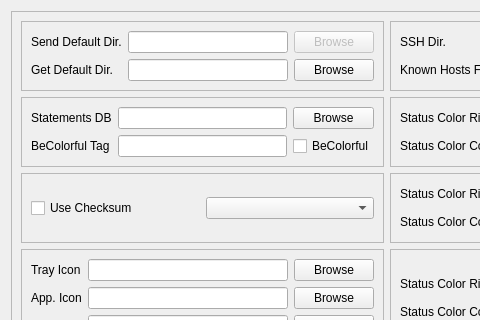
The window that ui/scp-qt-config.ui (wwkkww1983/scp-qt) describes before a commit, drawn with Qt 5; both pictures show x 0 to 480 and y 0 to 320 of the 787 by 538 pixel window.
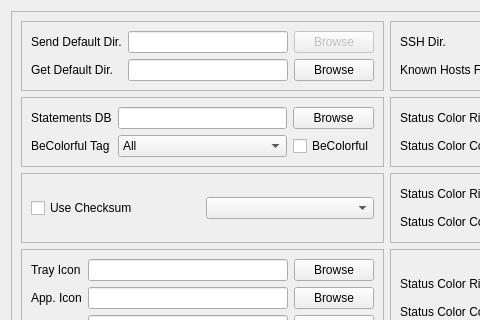
The same window after the commit.

Commit message: updates to config dialog to automate tag selection

Patch:
```diff
--- a/ui/scp-qt-config.ui
+++ b/ui/scp-qt-config.ui
@@ -120,13 +120,12 @@
                  </widget>
                 </item>
                 <item row="1" column="1">
-                 <widget class="QLineEdit" name="statements_tag">
-                  <property name="dragEnabled">
-                   <bool>true</bool>
-                  </property>
-                  <property name="clearButtonEnabled">
-                   <bool>true</bool>
-                  </property>
+                 <widget class="QComboBox" name="statements_tag">
+                  <item>
+                   <property name="text">
+                    <string>All</string>
+                   </property>
+                  </item>
                  </widget>
                 </item>
                </layout>
```
The commit also changes 680 other files.
